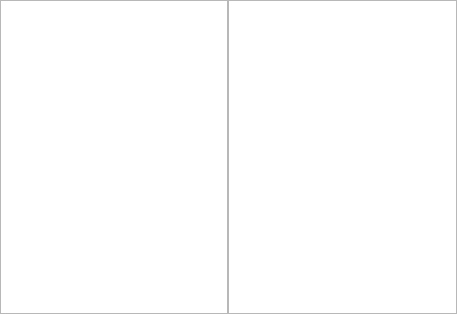
First picture: the form in Source/Applications/DREAM3D/UI_Files/QPrebuiltPipelinesDockWidget.ui, repository BlueQuartzSoftware/DREAM3D, before the edit.
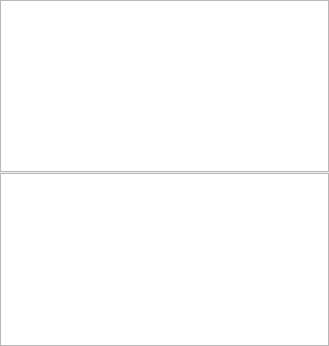
Second picture: the form after the edit.

The edit to the form file:
```diff
--- a/Source/Applications/DREAM3D/UI_Files/QPrebuiltPipelinesDockWidget.ui
+++ b/Source/Applications/DREAM3D/UI_Files/QPrebuiltPipelinesDockWidget.ui
@@ -1,13 +1,13 @@
 <?xml version="1.0" encoding="UTF-8"?>
 <ui version="4.0">
  <class>QPrebuiltPipelinesDockWidget</class>
- <widget class="QDockWidget" name="QPrebuiltPipelinesDockWidget">
+ <widget class="QWidget" name="QPrebuiltPipelinesDockWidget">
   <property name="geometry">
    <rect>
     <x>0</x>
     <y>0</y>
-    <width>457</width>
-    <height>314</height>
+    <width>329</width>
+    <height>346</height>
    </rect>
   </property>
   <property name="minimumSize">
@@ -30,16 +30,9 @@
 }
 </string>
   </property>
-  <property name="features">
-   <set>QDockWidget::AllDockWidgetFeatures</set>
-  </property>
-  <property name="windowTitle">
-   <string>Prebuilt Pipelines</string>
-  </property>
-  <widget class="QWidget" name="dockWidgetContents">
-   <layout class="QHBoxLayout" name="horizontalLayout">
+  <layout class="QVBoxLayout" name="verticalLayout">
     <property name="spacing">
-     <number>0</number>
+    <number>1</number>
     </property>
     <property name="margin">
      <number>0</number>
@@ -108,7 +101,6 @@
      <widget class="QListWidget" name="filterList"/>
     </item>
    </layout>
-  </widget>
  </widget>
  <resources/>
  <connections/>
```
Left out of the diff: 3 changed lines with no effect on the pictures. Lines whose indentation alone changed are shown as unchanged.
